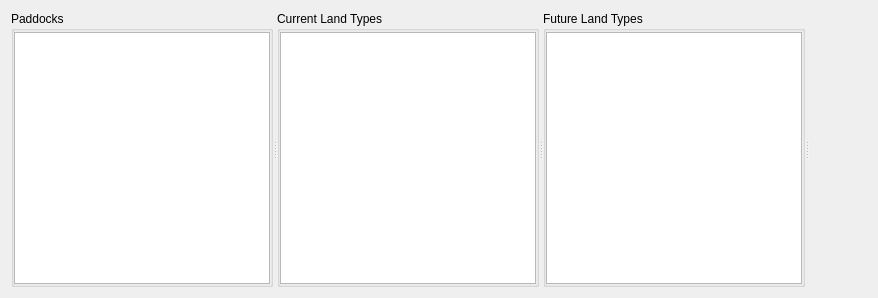
The window that mlapp/src/views/paddock_widget_base.ui (Trailmarker/paddock-power) describes before a commit, drawn with Qt 5.
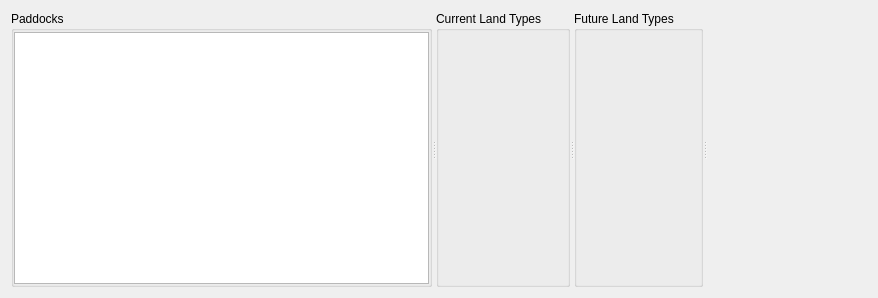
The same window after the commit. Custom widgets are drawn as their Qt base class.

Commit message: finally got the PaddockLandTypes popup tables working

Diff of the .ui file:
```diff
--- a/mlapp/src/views/paddock_widget_base.ui
+++ b/mlapp/src/views/paddock_widget_base.ui
@@ -82,9 +82,6 @@
        <property name="bottomMargin">
         <number>0</number>
        </property>
-       <item>
-        <widget class="CurrentPaddockLandTypesTableView" name="currentPaddockLandTypesTableView"/>
-       </item>
       </layout>
      </widget>
      <widget class="QGroupBox" name="futurePaddockLandTypesTableViewGroupBox">
@@ -110,9 +107,6 @@
        <property name="bottomMargin">
         <number>0</number>
        </property>
-       <item>
-        <widget class="FuturePaddockLandTypesTableView" name="futurePaddockLandTypesTableView"/>
-       </item>
       </layout>
      </widget>
      <widget class="QWidget" name="spacerWidget" native="true">
@@ -133,16 +127,6 @@
    <extends>QTableView</extends>
    <header>mlapp/src/widgets/feature_table_view/paddock_table_view</header>
   </customwidget>
-  <customwidget>
-   <class>CurrentPaddockLandTypesTableView</class>
-   <extends>QTableView</extends>
-   <header>mlapp/src/widgets/feature_table_view/paddock_land_types_table_view</header>
-  </customwidget>
-  <customwidget>
-   <class>FuturePaddockLandTypesTableView</class>
-   <extends>QTableView</extends>
-   <header>mlapp/src/widgets/feature_table_view/paddock_land_types_table_view</header>
-  </customwidget>
  </customwidgets>
  <resources/>
  <connections/>
```
The commit also changes 10 other files.
